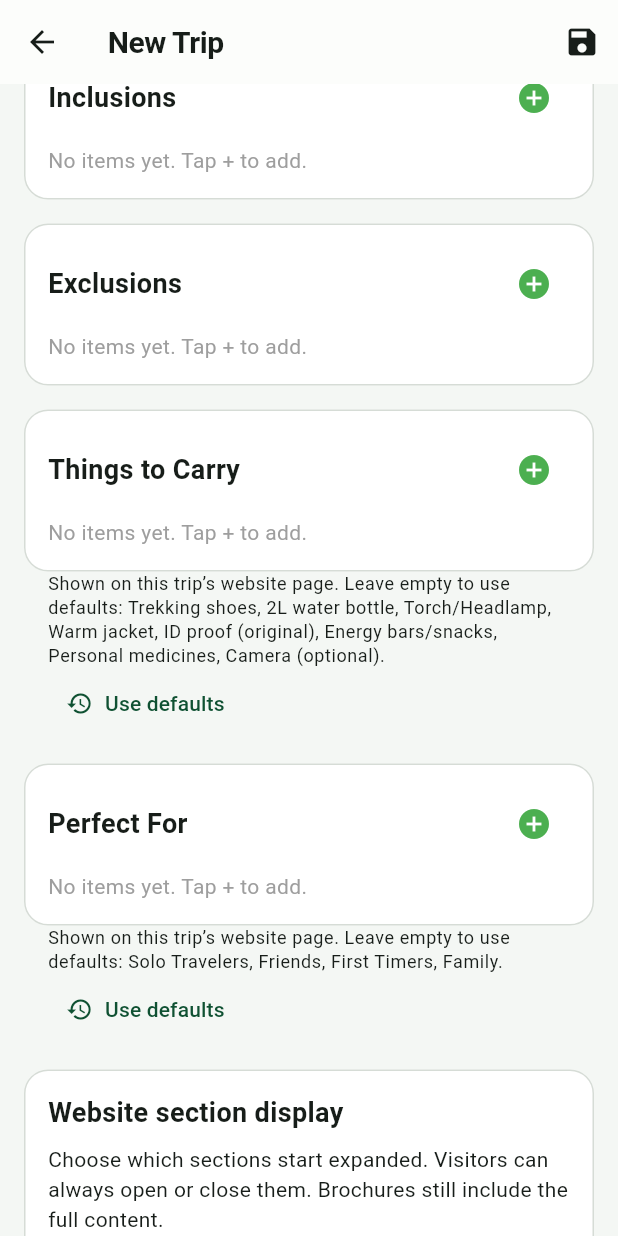
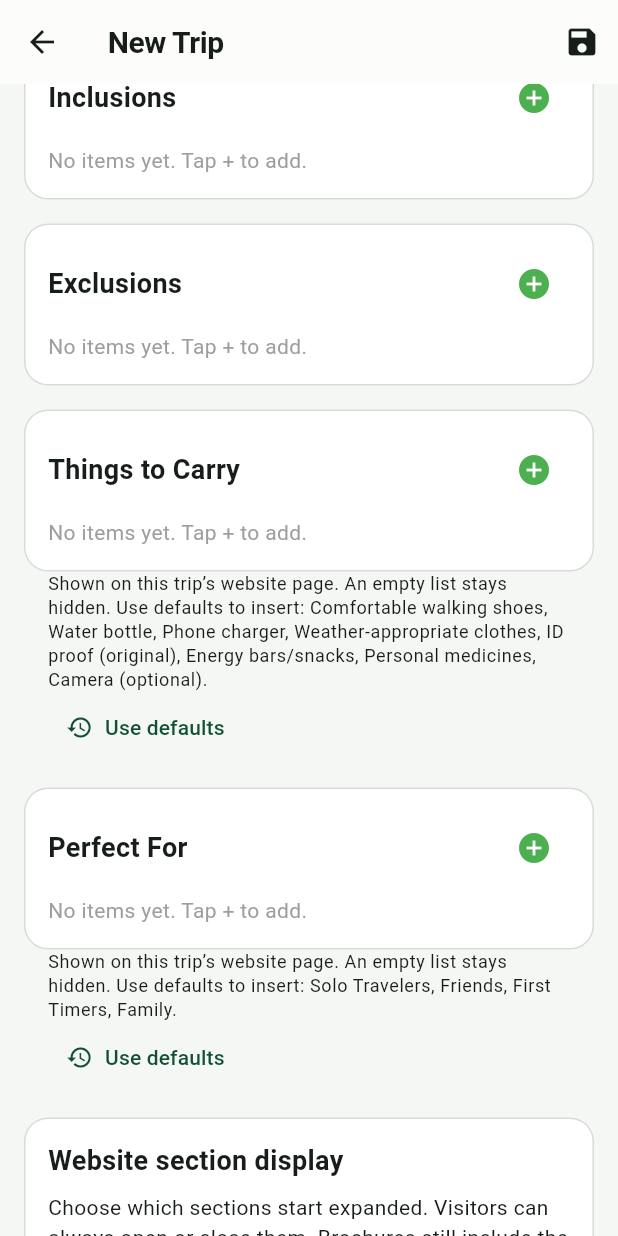
Before and after one commit to teamweekendtrekkers-png/trip_manager_app, a Flutter app: the TripEditScreen screen opened directly, scrolled down 2880 dp, on a phone screen of 412 x 824 dp. Run offline on Flutter 3.47's test engine with Material 3 defaults, Android fonts, the phone set to English and light mode, and no system bars; our stand-ins replace dio, flutter_local_notifications, hive_flutter, image_picker, share_plus; accounts and stored records are empty; network calls fail.

Commit message:
Keep brochures aligned with cleared content and verify editor interactions

```diff
--- a/lib/screens/trip_edit_screen.dart
+++ b/lib/screens/trip_edit_screen.dart
@@ -754,7 +754,7 @@ class _TripEditScreenState extends State<TripEditScreen> {
             crossAxisAlignment: CrossAxisAlignment.start,
             children: [
               Text(
-                'Shown on this trip’s website page. Leave empty to use defaults: '
+                'Shown on this trip’s website page. An empty list stays hidden. Use defaults to insert: '
                 '${defaults.join(', ')}.',
                 style: Theme.of(context).textTheme.bodySmall,
               ),
--- a/lib/services/trip_brochure_service.dart
+++ b/lib/services/trip_brochure_service.dart
@@ -133,7 +133,7 @@ class TripBrochure {
       'perfectFor': ('Perfect for', TripDetailDefaults.perfectFor),
     }.entries) {
       final custom = _items(trip[entry.key]);
-      final values = custom.isEmpty ? entry.value.$2 : custom;
+      final values = trip[entry.key] is List ? custom : entry.value.$2;
       section(
         entry.value.$1,
         entry.key == 'thingsToCarry'
@@ -141,7 +141,7 @@ class TripBrochure {
             : values,
       );
     }
-    final id = _text(trip['id']);
+    final id = _text(trip['publicSlug'] ?? trip['id']);
     final bookingUrl = RegExp(r'^[a-z0-9][a-z0-9_-]*$').hasMatch(id)
         ? 'https://www.teamweekendtrekkers.com/trips/$id/'
         : 'https://www.teamweekendtrekkers.com/trips.html';
--- a/lib/services/trip_detail_defaults.dart
+++ b/lib/services/trip_detail_defaults.dart
@@ -3,10 +3,10 @@ class TripDetailDefaults {
   const TripDetailDefaults._();
 
   static const thingsToCarry = <String>[
-    'Trekking shoes',
-    '2L water bottle',
-    'Torch/Headlamp',
-    'Warm jacket',
+    'Comfortable walking shoes',
+    'Water bottle',
+    'Phone charger',
+    'Weather-appropriate clothes',
     'ID proof (original)',
     'Energy bars/snacks',
     'Personal medicines',
--- a/lib/widgets/trip_content_editor.dart
+++ b/lib/widgets/trip_content_editor.dart
@@ -74,7 +74,7 @@ class _TripContentEditorState extends State<TripContentEditor> {
     const Text('Linked fields follow trip edits. Empty custom lists stay empty. Shared settings apply only to trips using defaults.'),
     OutlinedButton.icon(onPressed:preview,icon:const Icon(Icons.preview),label:const Text('Mobile & desktop preview')),
     for(final key in TripContentSettings.titles.keys)ExpansionTile(title:Text(TripContentSettings.titles[key]!),subtitle:Text(widget.value[key]?['mode']??'default'),children:[
-      DropdownButtonFormField<String>(value:widget.value[key]?['mode']??'default',decoration:const InputDecoration(labelText:'Content source'),items:(widget.shared?['default','hidden']:['default','custom','hidden']).map((mode)=>DropdownMenuItem(value:mode,child:Text({'default':'Use shared defaults','custom':'Customise this trip','hidden':'Hide section'}[mode]!))).toList(),onChanged:(mode){final next=draft();next[key]=effective(key)..['mode']=mode;widget.onChanged(next);}),
+      DropdownButtonFormField<String>(key:ValueKey('content-mode-$key'),value:widget.value[key]?['mode']??'default',decoration:const InputDecoration(labelText:'Content source'),items:(widget.shared?['default','hidden']:['default','custom','hidden']).map((mode)=>DropdownMenuItem(value:mode,child:Text({'default':'Use shared defaults','custom':'Customise this trip','hidden':'Hide section'}[mode]!))).toList(),onChanged:(mode){final next=draft();next[key]=effective(key)..['mode']=mode;widget.onChanged(next);}),
       if((widget.shared&&widget.value[key]?['mode']!='hidden')||widget.value[key]?['mode']=='custom')...[
         TextFormField(key:ValueKey('$key-heading'),initialValue:effective(key)['heading'] as String,decoration:const InputDecoration(labelText:'Section heading'),onChanged:(v)=>update(key,(s)=>s['heading']=v)),
         SwitchListTile(title:const Text('Start expanded'),value:effective(key)['expanded']==true,onChanged:(v)=>update(key,(s)=>s['expanded']=v)),
```
Also changed, not shown: 2 other files.
